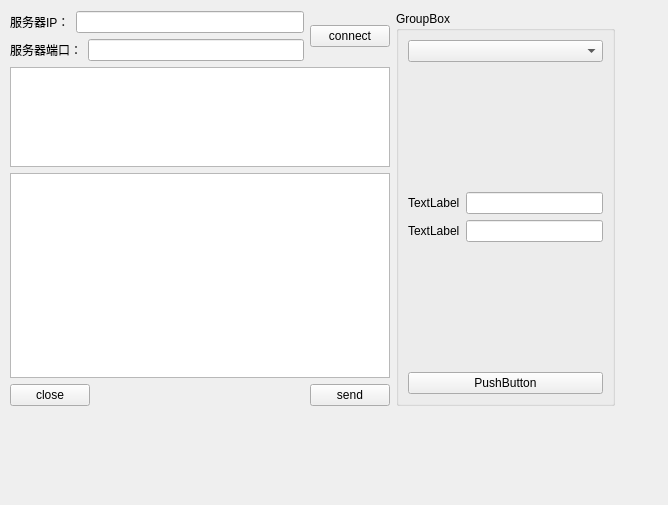
First picture: the form in TCP/clientwidget.ui, repository RG-TingMeng/learngit, before the edit.
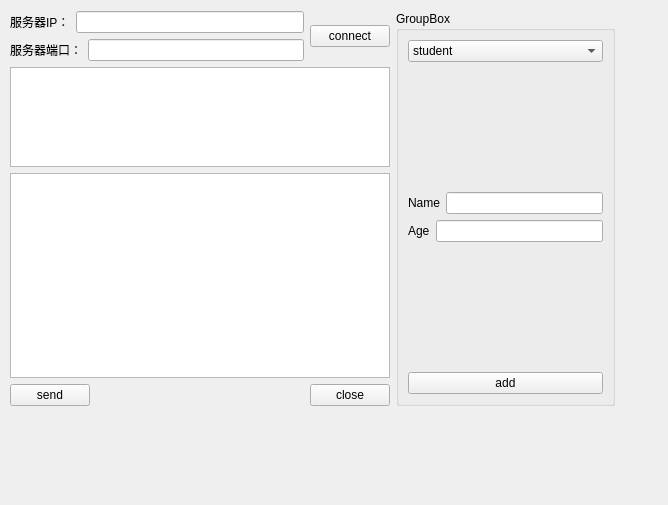
Second picture: the form after the edit.

What changed in the file:
```diff
--- a/TCP/clientwidget.ui
+++ b/TCP/clientwidget.ui
@@ -13,7 +13,7 @@
   <property name="windowTitle">
    <string>Form</string>
   </property>
-  <widget class="QWidget" name="">
+  <widget class="QWidget" name="layoutWidget">
    <property name="geometry">
     <rect>
      <x>10</x>
@@ -112,9 +112,9 @@
       <item>
        <layout class="QHBoxLayout" name="horizontalLayout">
         <item>
-         <widget class="QPushButton" name="btnClose">
+         <widget class="QPushButton" name="btnSend">
           <property name="text">
-           <string>close</string>
+           <string>send</string>
           </property>
          </widget>
         </item>
@@ -132,9 +132,9 @@
          </spacer>
         </item>
         <item>
-         <widget class="QPushButton" name="btnSend">
+         <widget class="QPushButton" name="btnClose">
           <property name="text">
-           <string>send</string>
+           <string>close</string>
           </property>
          </widget>
         </item>
@@ -151,7 +151,18 @@
        <item>
         <layout class="QVBoxLayout" name="verticalLayout_3">
          <item>
-          <widget class="QComboBox" name="comboBox"/>
+          <widget class="QComboBox" name="comboBox">
+           <item>
+            <property name="text">
+             <string>student</string>
+            </property>
+           </item>
+           <item>
+            <property name="text">
+             <string>programmer</string>
+            </property>
+           </item>
+          </widget>
          </item>
          <item>
           <spacer name="verticalSpacer">
@@ -169,9 +180,15 @@
          <item>
           <layout class="QHBoxLayout" name="horizontalLayout_5">
            <item>
-            <widget class="QLabel" name="label">
+            <widget class="QLabel" name="labelName">
+             <property name="minimumSize">
+              <size>
+               <width>9</width>
+               <height>0</height>
+              </size>
+             </property>
              <property name="text">
-              <string>TextLabel</string>
+              <string>Name</string>
              </property>
             </widget>
            </item>
@@ -185,7 +202,7 @@
            <item>
             <widget class="QLabel" name="label_2">
              <property name="text">
-              <string>TextLabel</string>
+              <string>Age</string>
              </property>
             </widget>
            </item>
@@ -210,7 +227,7 @@
          <item>
           <widget class="QPushButton" name="pushButton">
            <property name="text">
-            <string>PushButton</string>
+            <string>add</string>
            </property>
           </widget>
          </item>
```
Left out of the diff: 8 changed lines with no effect on the pictures.
